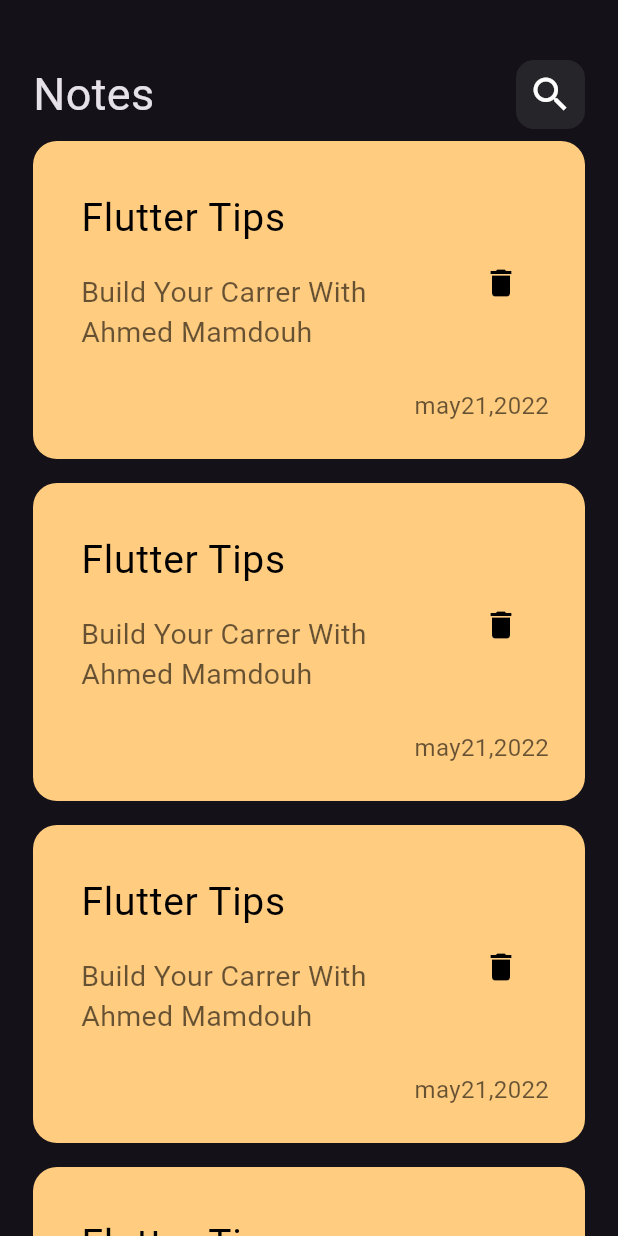
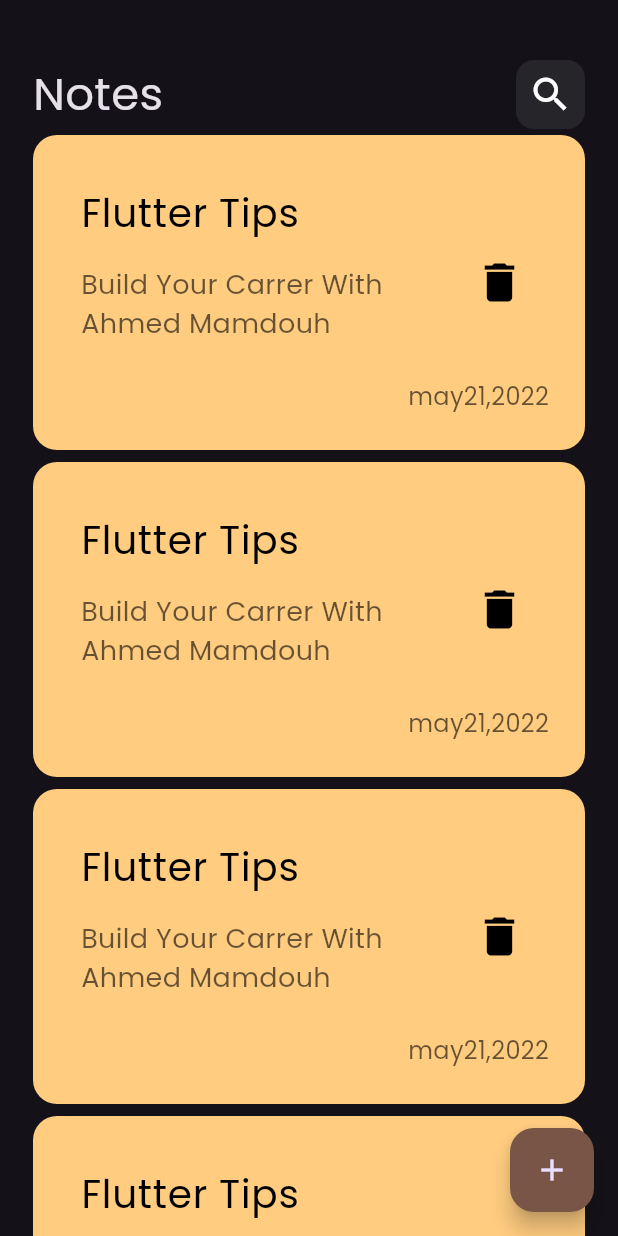
Before and after one commit to Ahmeddeha/notes_app, a Flutter app: the screen it shows after launch, on a phone screen of 412 x 824 dp. Run offline on Flutter 3.47's test engine with Material 3 defaults, Android fonts, the phone set to English and light mode, and no system bars.

Commit message:
add floating action bootom

```diff
--- a/lib/main.dart
+++ b/lib/main.dart
@@ -13,7 +13,7 @@ class NotesApp extends StatelessWidget {
     return MaterialApp(
       debugShowCheckedModeBanner: false,
       theme: ThemeData(brightness: Brightness.dark, fontFamily: 'Poppins'),
-      home: const NotesView(),
+      home: NotesView(),
     );
   }
 }
--- a/lib/views/notes_view.dart
+++ b/lib/views/notes_view.dart
@@ -6,7 +6,12 @@ class NotesView extends StatelessWidget {
 
   @override
   Widget build(BuildContext context) {
-    return const Scaffold(
+    return Scaffold(
+      floatingActionButton: FloatingActionButton(
+        onPressed: () {},
+        child: Icon(Icons.add),
+        backgroundColor: Colors.brown,
+      ),
       body: NotesViewBody(),
     );
   }
--- a/lib/widgets/custom_note_item.dart
+++ b/lib/widgets/custom_note_item.dart
@@ -27,7 +27,7 @@ class NoteItem extends StatelessWidget {
               child: Text(
                 'Build Your Carrer With Ahmed Mamdouh',
                 style: TextStyle(
-                    color: Colors.black.withOpacity(0.6), fontSize: 19),
+                    color: Colors.black.withOpacity(0.6), fontSize: 18),
               ),
             ),
             trailing: IconButton(
@@ -37,7 +37,7 @@ class NoteItem extends StatelessWidget {
                 icon: const Icon(
                   Icons.delete,
                   color: Colors.black,
-                  size: 24,
+                  size: 34,
                 ),
               ),
             ),
--- a/lib/widgets/note_list_view.dart
+++ b/lib/widgets/note_list_view.dart
@@ -9,7 +9,7 @@ class NotesListView extends StatelessWidget {
     return ListView.builder(
       itemBuilder: (context, index) {
         return const Padding(
-          padding: EdgeInsets.symmetric(vertical: 8),
+          padding: EdgeInsets.symmetric(vertical: 4),
           child: NoteItem(),
         );
       },
```
Also changed, not shown: pubspec.yaml (+3 -4 lines).
